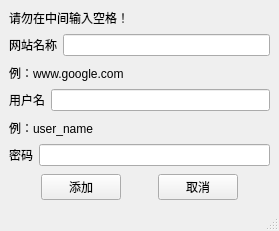
This is src/p_add_record_window.ui in AzusaKe/sdu-2-homework as Qt 5 draws it before an edit. The edited form follows.
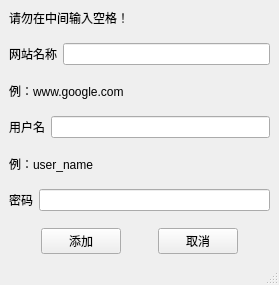
This is the edited form.

Diff of the .ui file:
```diff
--- a/src/p_add_record_window.ui
+++ b/src/p_add_record_window.ui
@@ -7,7 +7,7 @@
     <x>0</x>
     <y>0</y>
     <width>279</width>
-    <height>231</height>
+    <height>285</height>
    </rect>
   </property>
   <property name="windowTitle">
```
Left out of the diff: 6 changed lines with no effect on the pictures.
